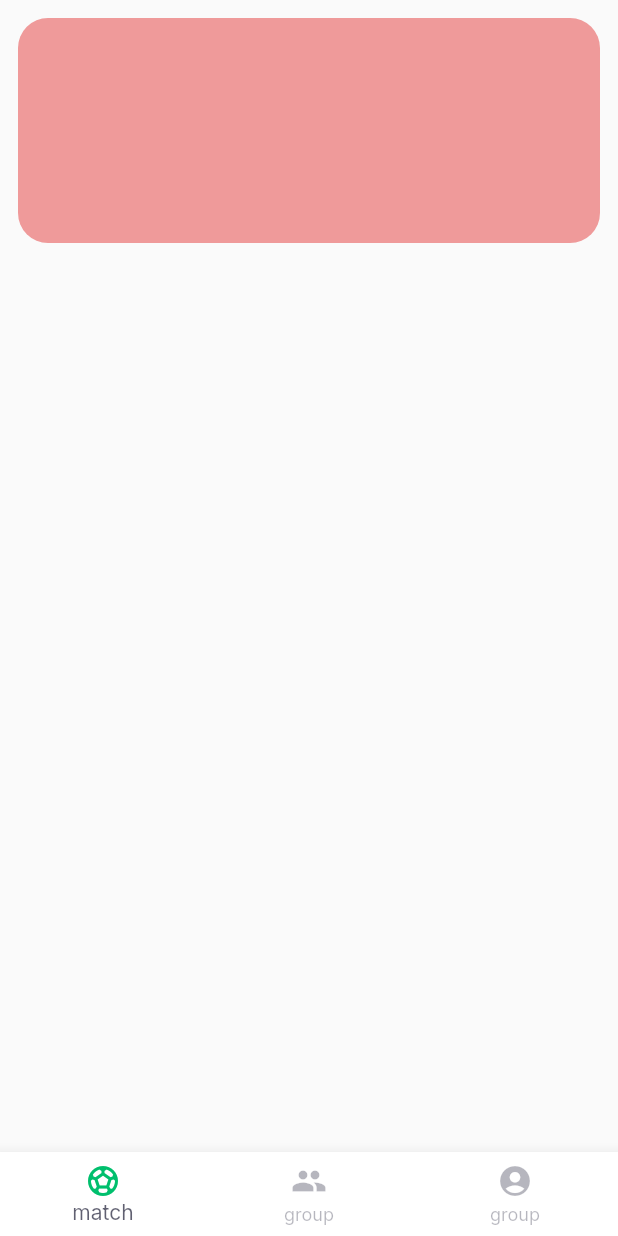
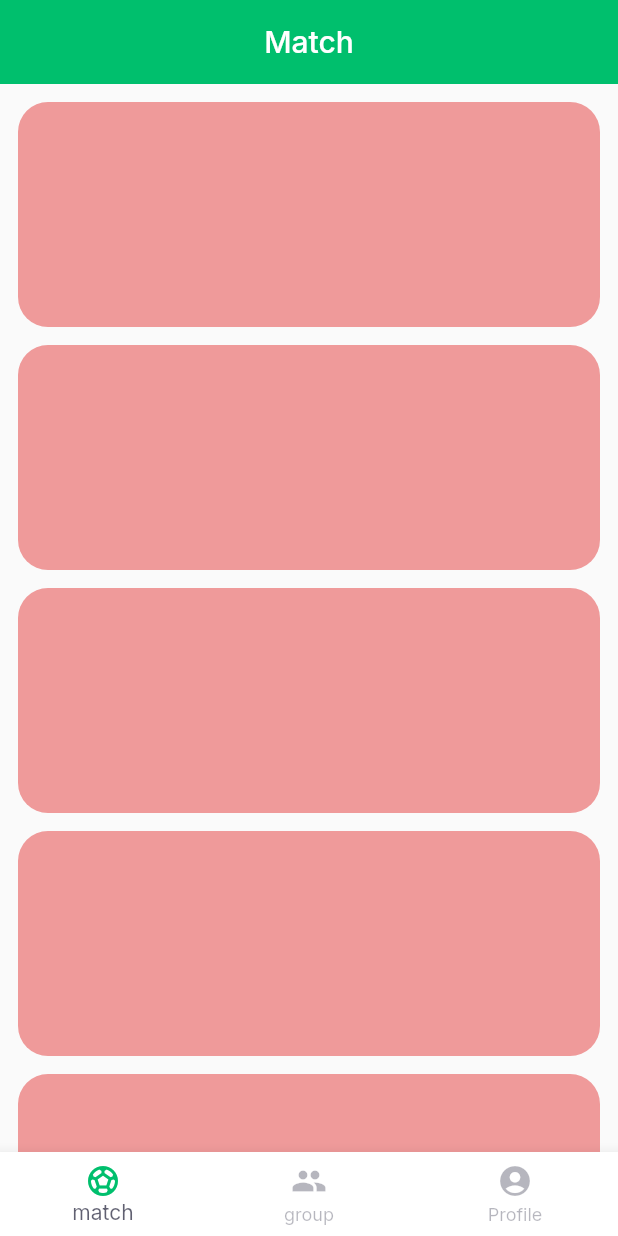
Before and after one commit to waldeck-dev/pronocup, a Flutter app: the screen it shows after launch, on a phone screen of 412 x 824 dp. Run offline on Flutter 3.47's test engine with Material 2 defaults, Android fonts, the phone set to English and light mode, and no system bars; our stand-ins replace google_fonts.

Commit message:
init
Signed-off-by: JonathanPegaz <pegazjonathan@gmail.com>

```diff
--- a/front/lib/theme.dart
+++ b/front/lib/theme.dart
@@ -48,4 +48,4 @@ ThemeData darkThemeData(BuildContext context) {
   );
 }
 
-final appBarTheme = const AppBarTheme(centerTitle: false, elevation: 0);
+final appBarTheme = const AppBarTheme(centerTitle: true, elevation: 0);
--- a/front/lib/views/mobile/groups/group_list_view.dart
+++ b/front/lib/views/mobile/groups/group_list_view.dart
@@ -11,9 +11,6 @@ class _GroupListViewState extends State<GroupListView> {
   @override
   Widget build(BuildContext context) {
     return Scaffold(
-      appBar: AppBar(
-        title: Text('TEST'),
-      ),
       body: Center(
         child: Container(
           color: Colors.red,
--- a/front/lib/views/mobile/main_view.dart
+++ b/front/lib/views/mobile/main_view.dart
@@ -13,6 +13,11 @@ class MainScreen extends StatefulWidget {
 
 class _MainScreenState extends State<MainScreen> {
   int pageIndex = 0;
+  List<Text> titleList = <Text>[
+    const  Text('Match'),
+    const  Text('Group'),
+    const  Text('Profile')
+  ];
   List<Widget> pageList = <Widget>[
     const MatchListView(),
     const GroupListView(),
@@ -21,6 +26,9 @@ class _MainScreenState extends State<MainScreen> {
   @override
   Widget build(BuildContext context) {
     return Scaffold(
+      appBar: AppBar(
+        title: titleList[pageIndex],
+      ),
       body: PageTransitionSwitcher(
         transitionBuilder: (child, primaryAnimation, secondaryAnimation) =>
             FadeThroughTransition(
@@ -41,7 +49,7 @@ class _MainScreenState extends State<MainScreen> {
         items: const [
           BottomNavigationBarItem(icon: Icon(Icons.sports_soccer), label: "match"),
           BottomNavigationBarItem(icon: Icon(Icons.group), label: "group"),
-          BottomNavigationBarItem(icon: Icon(Icons.account_circle), label: "group"),
+          BottomNavigationBarItem(icon: Icon(Icons.account_circle), label: "Profile"),
           /*BottomNavigationBarItem(
               icon: CircleAvatar(
                 radius: 14,
```
Also changed, not shown: front/lib/views/mobile/match/match_list_view.dart (+1 -21 lines).
